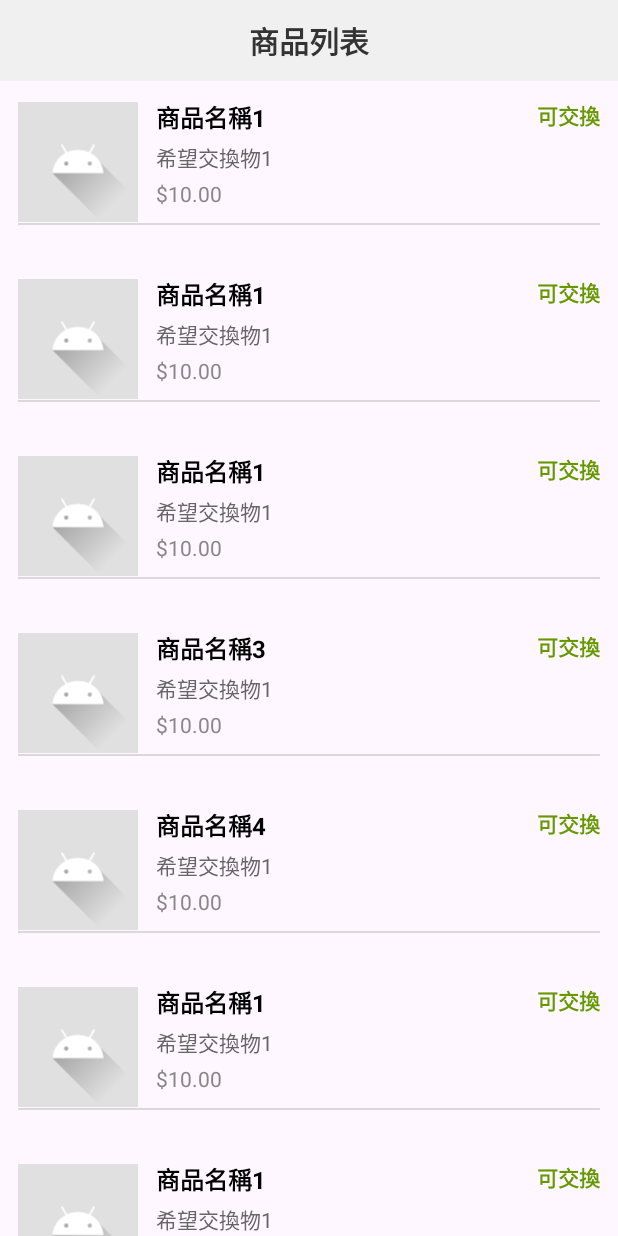
After one commit to Yanruckater/Change_thing_android, an Android app: the recycler_view screen opened directly, with no data from a screen before it, on a phone screen of 412 x 824 dp. The commit adds this screen. Run offline under Robolectric (Android 15) with nearby library versions, the phone set to English and light mode, and no system bars.

Commit message:
recyclerfile push

```diff
--- a/app/src/main/java/com/example/change_things_android_final_demo/MainActivity.java
+++ b/app/src/main/java/com/example/change_things_android_final_demo/MainActivity.java
@@ -34,4 +34,10 @@ public class MainActivity extends AppCompatActivity {
         Intent intent = new Intent(MainActivity.this, register_view.class);
         startActivity(intent);
     }
+
+    public void test1(View view) {
+        Intent intent = new Intent(MainActivity.this, recycler_view.class);
+        startActivity(intent);
+
+    }
 }
--- /dev/null
+++ b/app/src/main/java/com/example/change_things_android_final_demo/recycler_view.java
@@ -0,0 +1,46 @@
+package com.example.change_things_android_final_demo;
+
+import android.content.ClipData;
+import android.os.Bundle;
+
+import androidx.activity.EdgeToEdge;
+import androidx.appcompat.app.AppCompatActivity;
+import androidx.core.graphics.Insets;
+import androidx.core.view.ViewCompat;
+import androidx.core.view.WindowInsetsCompat;
+import androidx.recyclerview.widget.LinearLayoutManager;
+import androidx.recyclerview.widget.RecyclerView;
+
+import com.example.change_things_android_final_demo.recyclerfile.MyAdapter;
+import com.example.change_things_android_final_demo.recyclerfile.itme_recycler;
+
+import java.util.ArrayList;
+import java.util.List;
+
+public class recycler_view extends AppCompatActivity {
+
+    @Override
+    protected void onCreate(Bundle savedInstanceState) {
+        super.onCreate(savedInstanceState);
+        EdgeToEdge.enable(this);
+        setContentView(R.layout.activity_recycler_view);
+
+        RecyclerView recyclerView = findViewById(R.id.recyclerview);
+
+        List<itme_recycler> items = new ArrayList<>();
+        items.add(new itme_recycler("商品名稱1", "希望交換物1", "$10.00", "可交換", R.drawable.ic_launcher_foreground));
+        items.add(new itme_recycler("商品名稱1", "希望交換物1", "$10.00", "可交換", R.drawable.ic_launcher_foreground));
+        items.add(new itme_recycler("商品名稱1", "希望交換物1", "$10.00", "可交換", R.drawable.ic_launcher_foreground));
+        items.add(new itme_recycler("商品名稱3", "希望交換物1", "$10.00", "可交換", R.drawable.ic_launcher_foreground));
+        items.add(new itme_recycler("商品名稱4", "希望交換物1", "$10.00", "可交換", R.drawable.ic_launcher_foreground));
+        items.add(new itme_recycler("商品名稱1", "希望交換物1", "$10.00", "可交換", R.drawable.ic_launcher_foreground));
+        items.add(new itme_recycler("商品名稱1", "希望交換物1", "$10.00", "可交換", R.drawable.ic_launcher_foreground));
+        items.add(new itme_recycler("商品名稱5", "希望交換物1", "$50.00", "可交換", R.drawable.ic_launcher_foreground));
+        items.add(new itme_recycler("商品名稱1", "希望交換物1", "$10.00", "可交換", R.drawable.ic_launcher_foreground));
+
+        recyclerView.setLayoutManager(new LinearLayoutManager(this));
+        recyclerView.setAdapter(new MyAdapter(getApplicationContext(),items));
+
+
+    }
+}
--- /dev/null
+++ b/app/src/main/java/com/example/change_things_android_final_demo/recyclerfile/MyAdapter.java
@@ -0,0 +1,60 @@
+package com.example.change_things_android_final_demo.recyclerfile;
+
+import android.content.Context;
+import android.content.Intent;
+import android.view.LayoutInflater;
+import android.view.ViewGroup;
+
+import androidx.annotation.NonNull;
+import androidx.recyclerview.widget.RecyclerView;
+
+import com.example.change_things_android_final_demo.R;
+
+import java.util.List;
+
+public class MyAdapter extends RecyclerView.Adapter<MyviewHolder> {
+
+    Context context;
+    List<itme_recycler> items;
+
+    public MyAdapter(Context context, List<itme_recycler> items) {
+        this.context = context;
+        this.items = items;
+    }
+
+    @NonNull
+    @Override
+    public MyviewHolder onCreateViewHolder(@NonNull ViewGroup parent, int viewType) {
+        return new MyviewHolder(LayoutInflater.from(context).inflate(R.layout.item_view_recycler, parent, false));
+    }
+
+    @Override
+    public void onBindViewHolder(@NonNull MyviewHolder holder, int position) {
+        holder.productImage.setImageResource(items.get(position).getImage());
+        holder.productName.setText(items.get(position).getName());
+        holder.textViewExchange.setText(items.get(position).getExchangeItem());
+        holder.productPrice.setText(items.get(position).getPrice());
+        holder.productStatus.setText(items.get(position).getStatus());
+
+        //點擊顯示詳細資訊
+        holder.itemView.setOnClickListener(v -> {
+            Intent intent = new Intent(context, DetailActivity.class);
+            intent.putExtra("name", items.get(position).getName());
+            intent.putExtra("exchangeItem", items.get(position).getExchangeItem());
+            intent.putExtra("price", items.get(position).getPrice());
+            intent.putExtra("status", items.get(position).getStatus());
+            intent.putExtra("image", items.get(position).getImage());
+
+
+            intent.addFlags(Intent.FLAG_ACTIVITY_NEW_TASK);
+
+            context.startActivity(intent);
+        });
+
+    }
+
+    @Override
+    public int getItemCount() {
+        return items.size();
+    }
+}
--- /dev/null
+++ b/app/src/main/java/com/example/change_things_android_final_demo/recyclerfile/MyviewHolder.java
@@ -0,0 +1,24 @@
+package com.example.change_things_android_final_demo.recyclerfile;
+
+import android.view.View;
+import android.widget.ImageView;
+import android.widget.TextView;
+
+import androidx.annotation.NonNull;
+import androidx.recyclerview.widget.RecyclerView;
+
+import com.example.change_things_android_final_demo.R;
+
+public class MyviewHolder extends RecyclerView.ViewHolder {
+    ImageView productImage;
+    TextView productName, textViewExchange, productPrice, productStatus;
+
+    public MyviewHolder(@NonNull View itemView) {
+        super(itemView);
+        productImage = itemView.findViewById(R.id.productImage);
+        productName = itemView.findViewById(R.id.productName);
+        textViewExchange = itemView.findViewById(R.id.textViewExchange);
+        productPrice = itemView.findViewById(R.id.productPrice);
+        productStatus = itemView.findViewById(R.id.productStatus);
+    }
+}
--- /dev/null
+++ b/app/src/main/java/com/example/change_things_android_final_demo/recyclerfile/itme_recycler.java
@@ -0,0 +1,57 @@
+package com.example.change_things_android_final_demo.recyclerfile;
+
+public class itme_recycler {
+    private String name;            // 商品名稱
+    private String exchangeItem;    // 希望交換物
+    private String price;           // 價格
+    private String status;          // 商品狀態（例如：可交換、已交換）
+    private int image;              // 圖片資源 ID
+
+    public itme_recycler(String name, String exchangeItem, String price, String status, int image) {
+        this.name = name;
+        this.exchangeItem = exchangeItem;
+        this.price = price;
+        this.status = status;
+        this.image = image;
+    }
+
+    public String getName() {
+        return name;
+    }
+
+    public String getExchangeItem() {
+        return exchangeItem;
+    }
+
+    public String getPrice() {
+        return price;
+    }
+
+    public String getStatus() {
+        return status;
+    }
+
+    public int getImage() {
+        return image;
+    }
+
+    public void setName(String name) {
+        this.name = name;
+    }
+
+    public void setExchangeItem(String exchangeItem) {
+        this.exchangeItem = exchangeItem;
+    }
+
+    public void setPrice(String price) {
+        this.price = price;
+    }
+
+    public void setStatus(String status) {
+        this.status = status;
+    }
+
+    public void setImage(int image) {
+        this.image = image;
+    }
+}
--- /dev/null
+++ b/app/src/main/res/layout/activity_recycler_view.xml
@@ -0,0 +1,31 @@
+<?xml version="1.0" encoding="utf-8"?>
+<RelativeLayout xmlns:android="http://schemas.android.com/apk/res/android"
+    xmlns:app="http://schemas.android.com/apk/res-auto"
+    xmlns:tools="http://schemas.android.com/tools"
+    android:id="@+id/main"
+    android:layout_width="match_parent"
+    android:layout_height="match_parent"
+    tools:context=".recycler_view">
+
+
+    <!-- 上方標題欄 -->
+    <TextView
+        android:id="@+id/titleBar"
+        android:layout_width="match_parent"
+        android:layout_height="wrap_content"
+        android:text="商品列表"
+        android:textSize="20sp"
+        android:textStyle="bold"
+        android:gravity="center"
+        android:padding="12dp"
+        android:textColor="#333333"
+        android:background="#F0F0F0"/>
+
+    <androidx.recyclerview.widget.RecyclerView
+        android:id="@+id/recyclerview"
+        android:layout_width="match_parent"
+        android:layout_height="wrap_content"
+        android:layout_below="@id/titleBar"
+        android:paddingBottom="30dp"
+        android:clipToPadding="false"/>
+</RelativeLayout>
--- /dev/null
+++ b/app/src/main/res/layout/item_view_recycler.xml
@@ -0,0 +1,77 @@
+<?xml version="1.0" encoding="utf-8"?>
+<RelativeLayout xmlns:android="http://schemas.android.com/apk/res/android"
+    xmlns:tools="http://schemas.android.com/tools"
+    android:layout_width="match_parent"
+    android:layout_height="wrap_content"
+    android:padding="12dp"
+    android:layout_marginBottom="10dp">
+
+    <!-- 商品圖片 -->
+    <ImageView
+        android:id="@+id/productImage"
+        android:layout_width="80dp"
+        android:layout_height="80dp"
+        android:layout_alignParentStart="true"
+        android:layout_centerVertical="true"
+        android:scaleType="centerCrop"
+        android:background="#E0E0E0"
+        tools:src="@drawable/ic_launcher_foreground" />
+
+    <!-- 商品名稱 -->
+    <TextView
+        android:id="@+id/productName"
+        android:layout_width="wrap_content"
+        android:layout_height="wrap_content"
+        android:layout_toEndOf="@id/productImage"
+        android:layout_marginStart="12dp"
+        android:text="商品名稱"
+        android:textSize="16sp"
+        android:textStyle="bold"
+        android:textColor="@android:color/black" />
+
+    <!-- 希望交換物 -->
+    <TextView
+        android:id="@+id/textViewExchange"
+        android:layout_width="wrap_content"
+        android:layout_height="wrap_content"
+        android:layout_toEndOf="@id/productImage"
+        android:layout_below="@id/productName"
+        android:layout_marginStart="12dp"
+        android:layout_marginTop="4dp"
+        android:text="希望交換物"
+        android:textSize="14sp"
+        android:textColor="#666666" />
+
+    <!-- 價格 -->
+    <TextView
+        android:id="@+id/productPrice"
+        android:layout_width="wrap_content"
+        android:layout_height="wrap_content"
+        android:layout_toEndOf="@id/productImage"
+        android:layout_below="@id/textViewExchange"
+        android:layout_marginStart="12dp"
+        android:layout_marginTop="4dp"
+        android:text="$0.00"
+        android:textSize="14sp"
+        android:textColor="#888888" />
+
+    <!-- 狀態 -->
+    <TextView
+        android:id="@+id/productStatus"
+        android:layout_width="wrap_content"
+        android:layout_height="wrap_content"
+        android:layout_alignParentEnd="true"
+        android:layout_alignTop="@id/productName"
+        android:text="可交換"
+        android:textSize="14sp"
+        android:textColor="@android:color/holo_green_dark"
+        android:textStyle="bold" />
+
+    <!-- 分隔線 -->
+    <View
+        android:layout_width="match_parent"
+        android:layout_height="1dp"
+        android:layout_below="@id/productPrice"
+        android:layout_marginTop="10dp"
+        android:background="#DAD8D8" />
+</RelativeLayout>
```
Also changed, not shown: app/build.gradle (+15 -16 lines), app/src/main/AndroidManifest.xml (+14 -9 lines), app/src/main/java/com/example/change_things_android_final_demo/UploadItemActivity.java (+12 -0 lines), app/src/main/java/com/example/change_things_android_final_demo/recyclerfile/DetailActivity.java (added, +47 -0 lines), app/src/main/res/layout/activity_detail.xml (added, +41 -0 lines), app/src/main/res/layout/activity_main.xml (+10 -0 lines).
